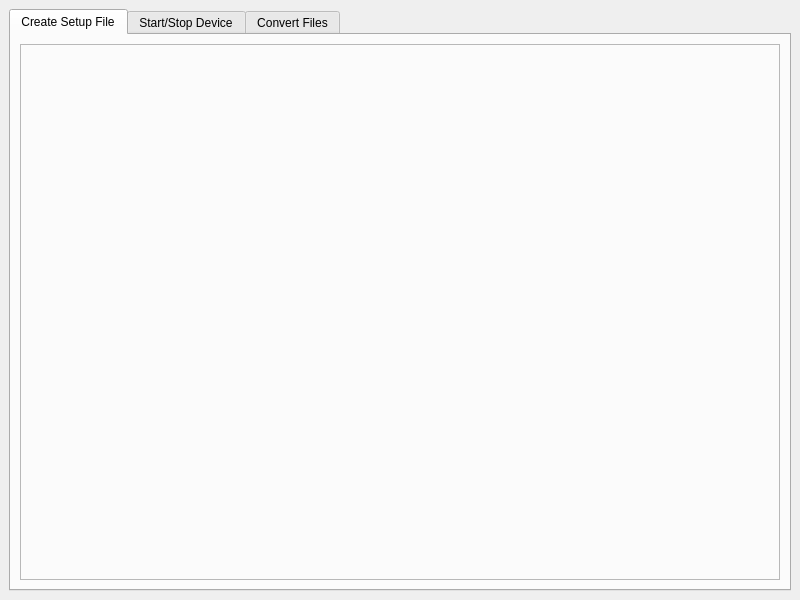
Qt form gui/designer_files/container.ui (LowellInstruments/Domino) before a commit.
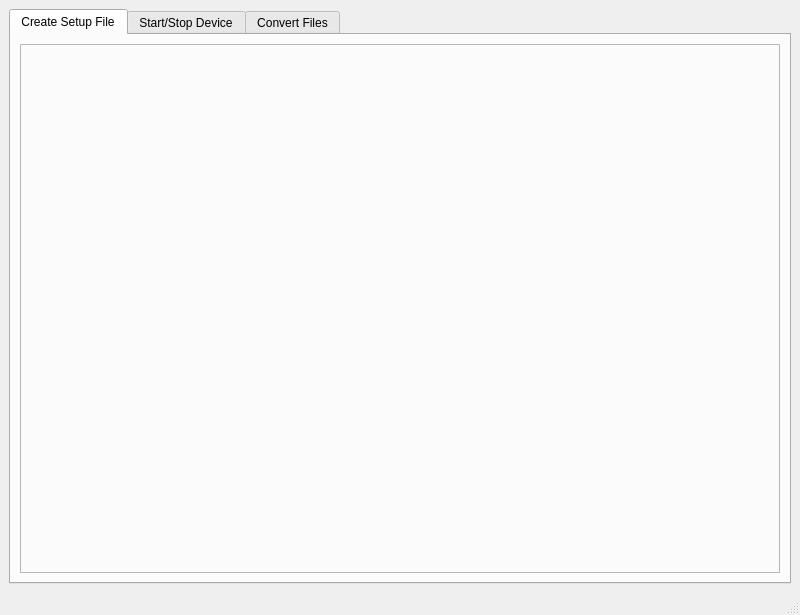
The same form after that commit. Icons and pictures are not drawn.

Commit message: adds a status bar to the main window. Adds connected/disconnected icons to the start/stop page.

Diff of the .ui file:
```diff
--- a/gui/designer_files/container.ui
+++ b/gui/designer_files/container.ui
@@ -7,7 +7,7 @@
     <x>0</x>
     <y>0</y>
     <width>800</width>
-    <height>600</height>
+    <height>615</height>
    </rect>
   </property>
   <property name="minimumSize">
@@ -115,6 +115,7 @@
     </item>
    </layout>
   </widget>
+  <widget class="QStatusBar" name="statusBar"/>
  </widget>
  <resources>
   <include location="icons.qrc"/>
```
The commit also changes 9 other files.
